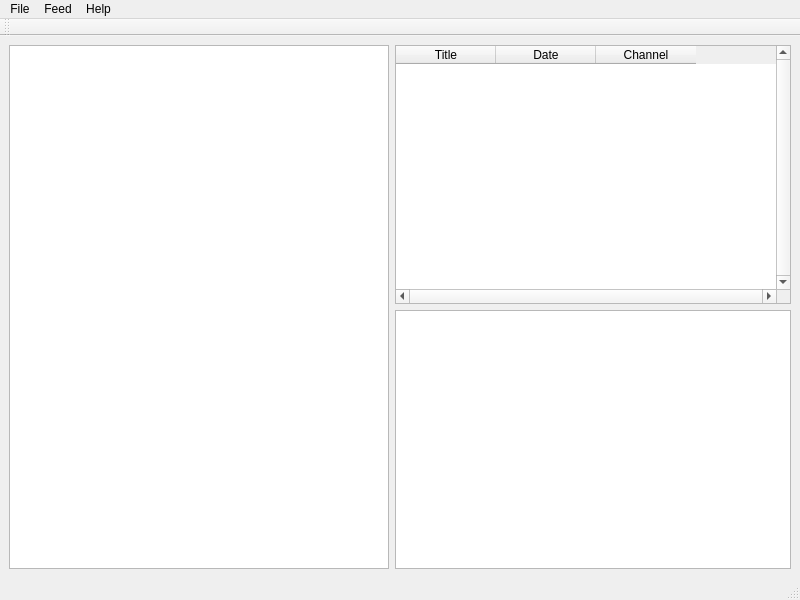
Old version of the form xfeed.ui in the repository javad123javad/XFeed.
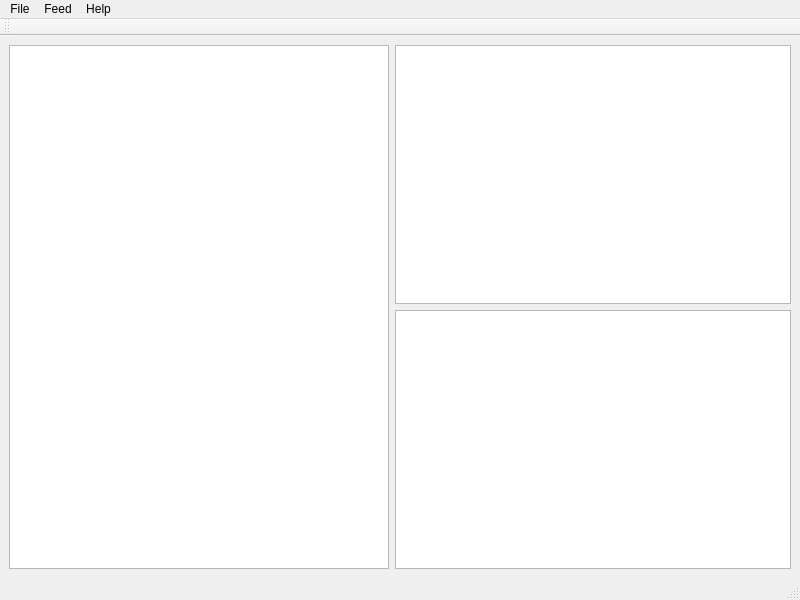
New version of the form.

Commit message: feat: add display feeds on the channel

Patch:
```diff
--- a/xfeed.ui
+++ b/xfeed.ui
@@ -17,6 +17,9 @@
    <layout class="QGridLayout" name="gridLayout">
     <item row="0" column="0">
      <layout class="QHBoxLayout" name="horizontalLayout">
+      <property name="sizeConstraint">
+       <enum>QLayout::SizeConstraint::SetMaximumSize</enum>
+      </property>
       <item>
        <widget class="QTreeView" name="xtree">
         <property name="sizePolicy">
@@ -48,15 +51,15 @@
       <item>
        <layout class="QVBoxLayout" name="verticalLayout">
         <item>
-         <widget class="QTableWidget" name="tableWidget">
+         <widget class="QTableView" name="tableView">
           <property name="frameShadow">
            <enum>QFrame::Shadow::Sunken</enum>
           </property>
           <property name="verticalScrollBarPolicy">
-           <enum>Qt::ScrollBarPolicy::ScrollBarAlwaysOn</enum>
+           <enum>Qt::ScrollBarPolicy::ScrollBarAsNeeded</enum>
           </property>
           <property name="horizontalScrollBarPolicy">
-           <enum>Qt::ScrollBarPolicy::ScrollBarAlwaysOn</enum>
+           <enum>Qt::ScrollBarPolicy::ScrollBarAsNeeded</enum>
           </property>
           <property name="sizeAdjustPolicy">
            <enum>QAbstractScrollArea::SizeAdjustPolicy::AdjustToContents</enum>
@@ -70,27 +73,9 @@
           <attribute name="verticalHeaderCascadingSectionResizes">
            <bool>false</bool>
           </attribute>
-          <attribute name="verticalHeaderShowSortIndicator" stdset="0">
+          <attribute name="verticalHeaderHighlightSections">
            <bool>false</bool>
           </attribute>
-          <attribute name="verticalHeaderStretchLastSection">
-           <bool>false</bool>
-          </attribute>
-          <column>
-           <property name="text">
-            <string>Title</string>
-           </property>
-          </column>
-          <column>
-           <property name="text">
-            <string>Date</string>
-           </property>
-          </column>
-          <column>
-           <property name="text">
-            <string>Channel</string>
-           </property>
-          </column>
          </widget>
         </item>
         <item>
```
Left out of the diff: 12 changed lines with no effect on the pictures. The commit also changes 9 other files.
